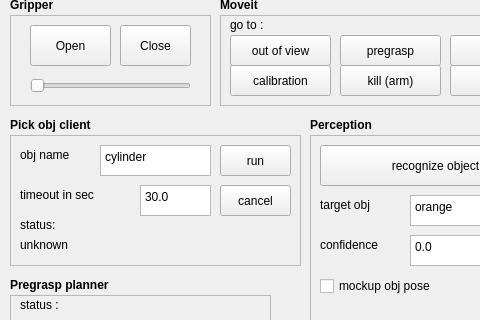
Above: rqt_grasp/common/resources/rqtgrasp.ui from knowledge-based-systems-course/april_manipulation before the change; both pictures show x 0 to 480 and y 175 to 495 of the 881 by 671 pixel window. Below: the same form after it.
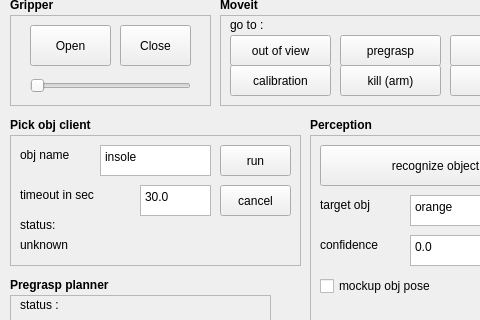
That is the form after the change. Icons and pictures are not drawn.

Commit message: update rqt_grasp

```diff
--- a/rqt_grasp/common/resources/rqtgrasp.ui
+++ b/rqt_grasp/common/resources/rqtgrasp.ui
@@ -237,7 +237,7 @@
      <bool>false</bool>
     </property>
     <property name="plainText">
-     <string>cylinder</string>
+     <string>insole</string>
     </property>
     <property name="placeholderText">
      <string/>
```
The commit also changes 1 other file.
